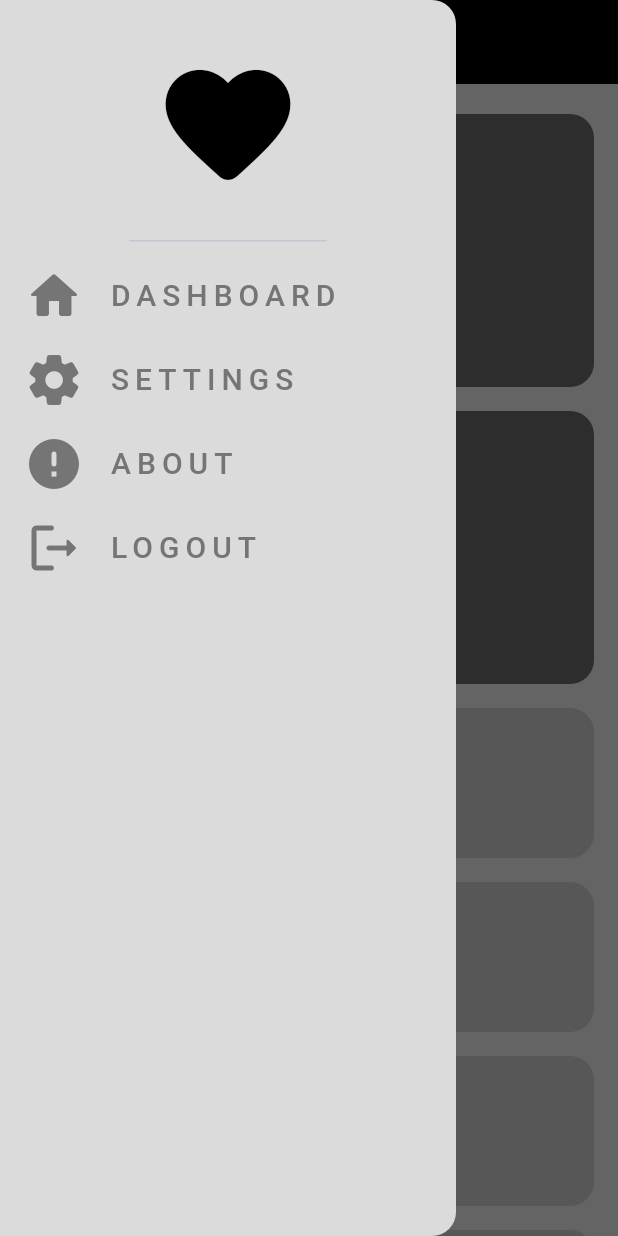
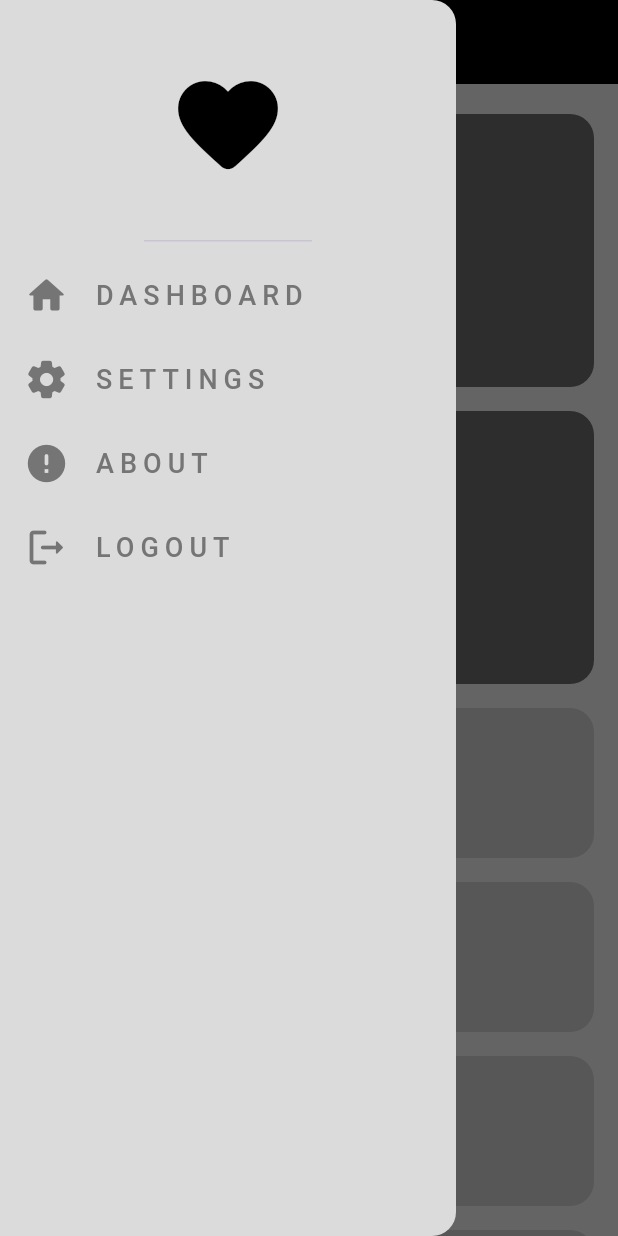
Before and after one commit to A7medMajed16/adaptative-layout-practice-, a Flutter app: the screen it shows after launch, with the side drawer open, on a phone screen of 412 x 824 dp. Run offline on Flutter 3.47's test engine with Material 3 defaults, Android fonts, the phone set to English and light mode, and no system bars.

Commit message:
"Adjust appbar and drawer item sizes, update HomeViewBody with AdaptaiveLayout"
This commit includes changes to adjust the size of the appbar and drawer items, as well as an update to HomeViewBody by replacing the LayoutBuilder with AdaptaiveLayout, which now includes mobile, tablet, and deskTop layouts.

```diff
--- a/lib/views/home_view.dart
+++ b/lib/views/home_view.dart
@@ -19,9 +19,18 @@
       key: scaffoldKey,
       drawer: const CustomDrawer(),
       // Returning Scaffold widget as the base structure
-      appBar: AppBar(
+      appBar: buildAppBar(context),
+      body:
+          const HomeViewBody(), // Passing HomeViewBody as the main content area
+    );
+  }
+
+  AppBar? buildAppBar(BuildContext context) {
+    return MediaQuery.sizeOf(context).width < 900
+        ? AppBar(
             // Adding AppBar as the app's top bar
-        backgroundColor: Colors.black, // Setting the background color to black
+            backgroundColor:
+                Colors.black, // Setting the background color to black
             leading: IconButton(
                 onPressed: () {
                   scaffoldKey.currentState!.openDrawer(); // Opening the drawer
@@ -31,9 +40,7 @@
                   Icons.menu_rounded, // Using the rounded menu icon
                   color: Colors.white, // Setting the icon color to white
                 )),
-      ),
-      body:
-          const HomeViewBody(), // Passing HomeViewBody as the main content area
-    );
+          )
+        : null;
   }
 }
--- /dev/null
+++ b/lib/views/widgets/adaptaive_layout.dart
@@ -0,0 +1,23 @@
+import 'package:flutter/material.dart';
+
+class AdaptaiveLayout extends StatelessWidget {
+  const AdaptaiveLayout({
+    super.key,
+    required this.mobileLayout,
+    required this.tabletLayout,
+    required this.deskTopLayout,
+  });
+  final WidgetBuilder mobileLayout, tabletLayout, deskTopLayout;
+  @override
+  Widget build(BuildContext context) {
+    return LayoutBuilder(builder: (context, constraint) {
+      if (constraint.maxWidth + 32 < 600) {
+        return mobileLayout(context);
+      } else if (constraint.maxWidth + 32 < 900) {
+        return tabletLayout(context);
+      } else {
+        return deskTopLayout(context);
+      }
+    });
+  }
+}
--- a/lib/views/widgets/custom_drawer.dart
+++ b/lib/views/widgets/custom_drawer.dart
@@ -33,7 +33,7 @@
             child: Icon(
               Icons.favorite_rounded,
               color: Colors.black,
-              size: 100,
+              size: 80,
             ),
           ),
           CustomDrawerItemsListView(items: items),
--- a/lib/views/widgets/custom_drawer_item.dart
+++ b/lib/views/widgets/custom_drawer_item.dart
@@ -11,16 +11,20 @@
     return ListTile(
       leading: Icon(
         drawerItemMode.icon,
-        size: 40,
+        size: 30,
         color: Colors.grey[600],
       ),
-      title: Text(
-        drawerItemMode.title,
-        style: TextStyle(
-          color: Colors.grey[600],
-          letterSpacing: 4,
-          fontSize: 20,
-          fontWeight: FontWeight.w500,
+      title: FittedBox(
+        fit: BoxFit.scaleDown,
+        alignment: Alignment.centerLeft,
+        child: Text(
+          drawerItemMode.title,
+          style: TextStyle(
+            color: Colors.grey[600],
+            letterSpacing: 4,
+            fontSize: 18,
+            fontWeight: FontWeight.w500,
+          ),
         ),
       ),
     );
--- a/lib/views/widgets/custom_list.dart
+++ b/lib/views/widgets/custom_list.dart
@@ -8,7 +8,7 @@
   Widget build(BuildContext context) {
     return SliverToBoxAdapter(
       child: SizedBox(
-        height: 100,
+        height: 150,
         child: ListView.builder(
           itemCount: 50,
           scrollDirection: Axis.horizontal,
--- a/lib/views/widgets/home_view_body.dart
+++ b/lib/views/widgets/home_view_body.dart
@@ -1,3 +1,4 @@
+import 'package:adaptaive_layout_practice/views/widgets/adaptaive_layout.dart';
 import 'package:adaptaive_layout_practice/views/widgets/desktop_layout.dart';
 import 'package:adaptaive_layout_practice/views/widgets/mobile_layout.dart';
 import 'package:adaptaive_layout_practice/views/widgets/tablet_layout.dart';
@@ -12,15 +13,11 @@
   Widget build(BuildContext context) {
     return Padding(
       padding: const EdgeInsets.symmetric(horizontal: 16),
-      child: LayoutBuilder(builder: (context, constraint) {
-        if (constraint.maxWidth < 600) {
-          return const MobileLayout();
-        } else if (constraint.maxWidth < 900) {
-          return const TabletLayout();
-        } else {
-          return const DeskTopLayout();
-        }
-      }),
+      child: AdaptaiveLayout(
+        mobileLayout: (context) => const MobileLayout(),
+        tabletLayout: (context) => const TabletLayout(),
+        deskTopLayout: (context) => const DeskTopLayout(),
+      ),
     );
   }
 }
```
Lines whose indentation alone changed are shown as unchanged.
